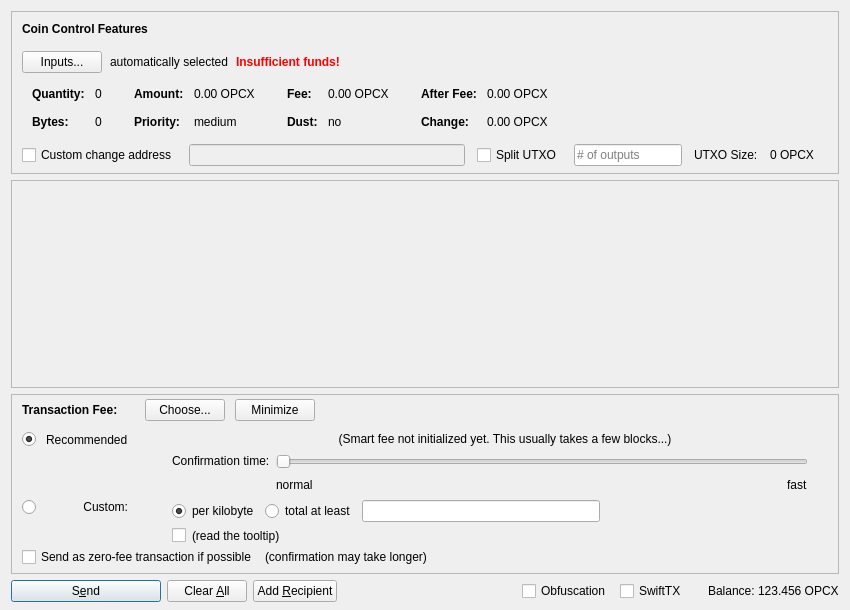
Above: src/qt/forms/sendcoinsdialog.ui from opcoinx/OPCoinX before the change. Below: the same form after it.
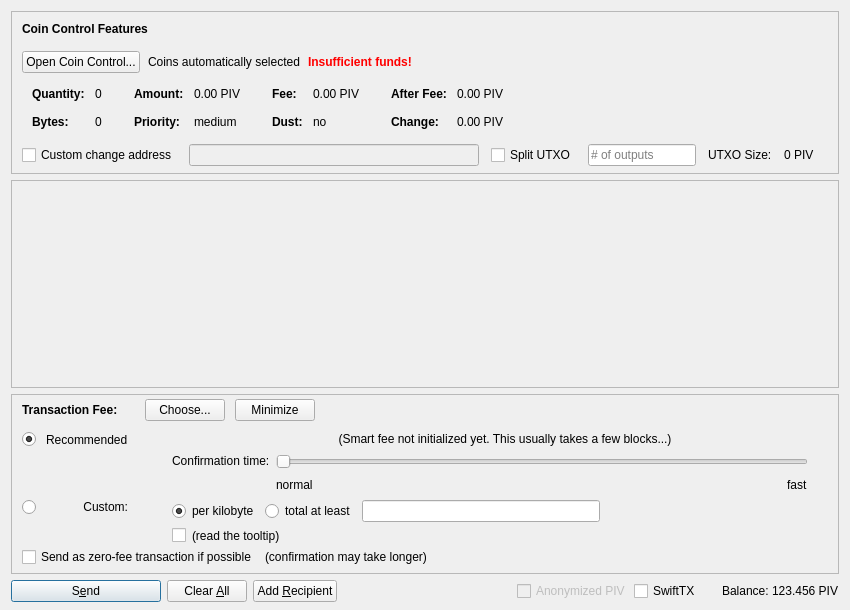
That is the form after the change. Icons and pictures are not drawn. Custom widgets are drawn as their Qt base class.

Patch:
```diff
--- a/src/qt/forms/sendcoinsdialog.ui
+++ b/src/qt/forms/sendcoinsdialog.ui
@@ -107,7 +107,7 @@
              <string notr="true"/>
             </property>
             <property name="text">
-             <string>Inputs...</string>
+             <string>Open Coin Control...</string>
             </property>
             <property name="autoDefault">
              <bool>false</bool>
@@ -117,7 +117,7 @@
           <item>
            <widget class="QLabel" name="labelCoinControlAutomaticallySelected">
             <property name="text">
-             <string>automatically selected</string>
+             <string>Coins automatically selected</string>
             </property>
             <property name="margin">
              <number>5</number>
@@ -324,7 +324,7 @@
                   <enum>Qt::ActionsContextMenu</enum>
                  </property>
                  <property name="text">
-                  <string notr="true">0.00 OPCX</string>
+                  <string notr="true">0.00 PIV</string>
                  </property>
                  <property name="textInteractionFlags">
                   <set>Qt::LinksAccessibleByMouse|Qt::TextSelectableByKeyboard|Qt::TextSelectableByMouse</set>
@@ -404,7 +404,7 @@
                   <enum>Qt::ActionsContextMenu</enum>
                  </property>
                  <property name="text">
-                  <string notr="true">0.00 OPCX</string>
+                  <string notr="true">0.00 PIV</string>
                  </property>
                  <property name="textInteractionFlags">
                   <set>Qt::LinksAccessibleByMouse|Qt::TextSelectableByKeyboard|Qt::TextSelectableByMouse</set>
@@ -484,7 +484,7 @@
                   <enum>Qt::ActionsContextMenu</enum>
                  </property>
                  <property name="text">
-                  <string notr="true">0.00 OPCX</string>
+                  <string notr="true">0.00 PIV</string>
                  </property>
                  <property name="textInteractionFlags">
                   <set>Qt::LinksAccessibleByMouse|Qt::TextSelectableByKeyboard|Qt::TextSelectableByMouse</set>
@@ -513,7 +513,7 @@
                   <enum>Qt::ActionsContextMenu</enum>
                  </property>
                  <property name="text">
-                  <string notr="true">0.00 OPCX</string>
+                  <string notr="true">0.00 PIV</string>
                  </property>
                  <property name="textInteractionFlags">
                   <set>Qt::LinksAccessibleByMouse|Qt::TextSelectableByKeyboard|Qt::TextSelectableByMouse</set>
@@ -594,7 +594,7 @@
           <item>
            <widget class="QLabel" name="labelBlockSize">
             <property name="text">
-             <string>0 OPCX</string>
+             <string>0 PIV</string>
             </property>
            </widget>
           </item>
@@ -1385,19 +1385,13 @@
         <number>3</number>
        </property>
        <item>
-        <widget class="QCheckBox" name="checkUseObfuscation">
-         <property name="minimumSize">
-          <size>
-           <width>95</width>
-           <height>0</height>
-          </size>
-         </property>
-         <property name="text">
-          <string>Obfuscation</string>
-         </property>
-         <property name="checked">
+        <widget class="QCheckBox" name="checkzPIV">
+         <property name="enabled">
           <bool>false</bool>
          </property>
+         <property name="text">
+          <string>Anonymized PIV</string>
+         </property>
         </widget>
        </item>
        <item>
@@ -1435,7 +1429,7 @@
           <cursorShape>IBeamCursor</cursorShape>
          </property>
          <property name="text">
-          <string notr="true">123.456 OPCX</string>
+          <string notr="true">123.456 PIV</string>
          </property>
          <property name="textInteractionFlags">
           <set>Qt::LinksAccessibleByMouse|Qt::TextSelectableByKeyboard|Qt::TextSelectableByMouse</set>
```
Left out of the diff: 18 changed lines with no effect on the pictures.
